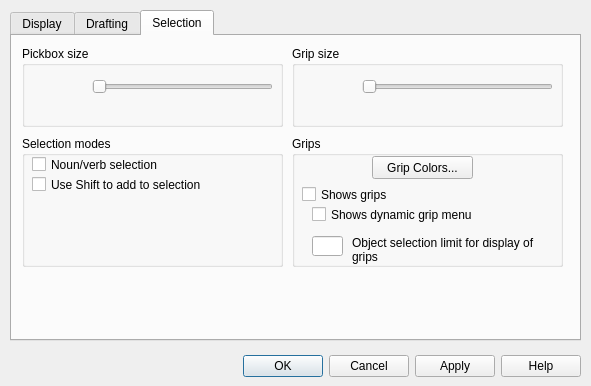
Qt form qad_options.ui (geosim/QAD) before a commit.
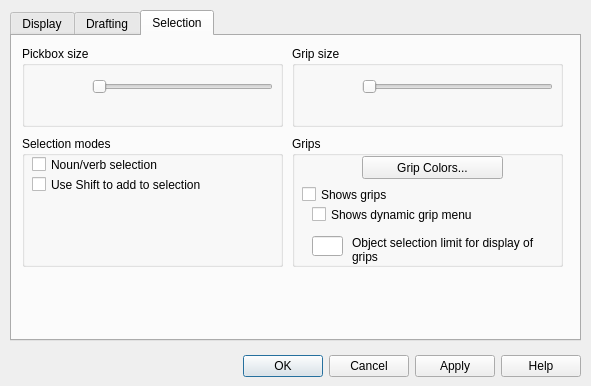
The same form after that commit.

```diff
--- a/qad_options.ui
+++ b/qad_options.ui
@@ -765,9 +765,9 @@
      <widget class="QPushButton" name="button_GripColor">
       <property name="geometry">
        <rect>
-        <x>80</x>
+        <x>70</x>
         <y>20</y>
-        <width>101</width>
+        <width>141</width>
         <height>23</height>
        </rect>
       </property>
```
